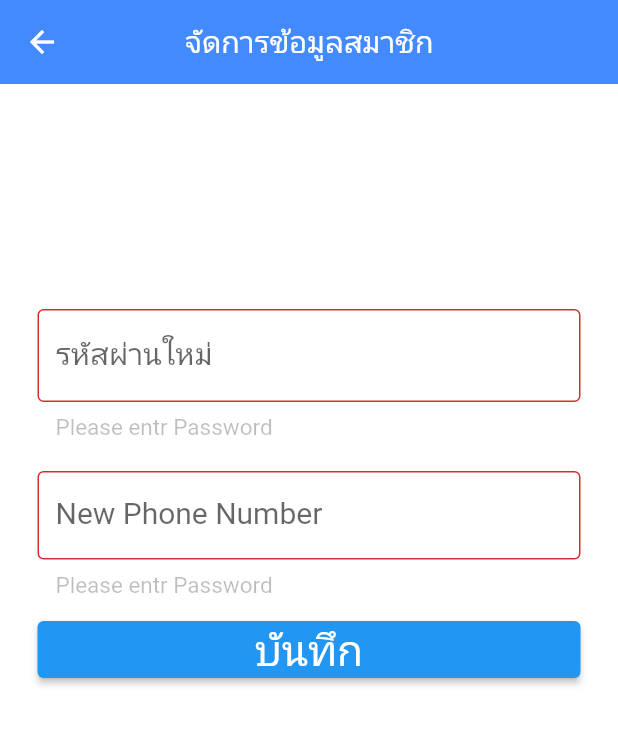
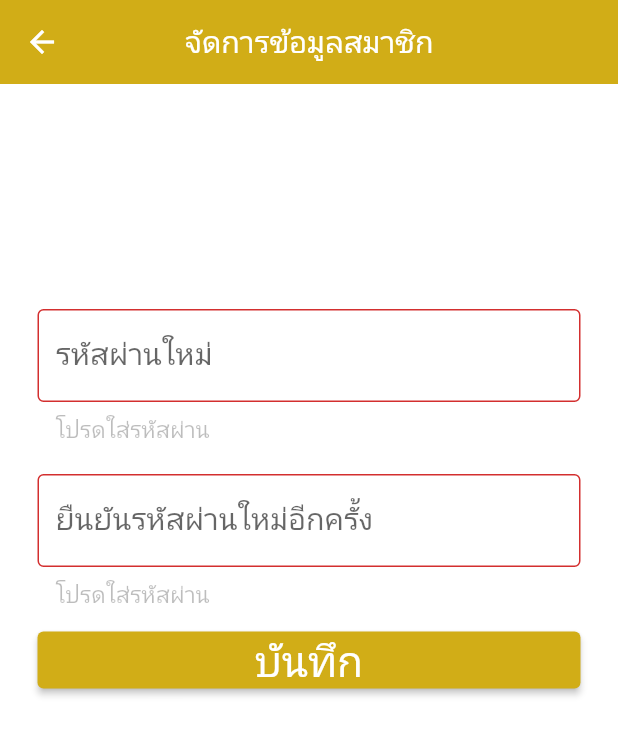
Before and after one commit to Powarut/test_project, a Flutter app: the EditMember screen opened directly, after a tap on "บันทึก", on a phone screen of 412 x 824 dp. Shown: the top 735 px of the screen. Run offline on Flutter 3.47's test engine with Material 2 defaults, Android fonts, the phone set to English and light mode, and no system bars; our stand-ins replace badges, cloud_firestore, firebase_auth, firebase_core, fluttertoast, form_field_validator and 2 more; missing offline and left inert: qrscan; accounts and stored records are empty.

Commit message:
Initial commit

```diff
--- a/lib/Member/Edit Member.dart
+++ b/lib/Member/Edit Member.dart
@@ -1,6 +1,7 @@
 import 'package:firebase_auth/firebase_auth.dart';
 import 'package:flutter/material.dart';
 import 'package:test_project/Member/MemberLogin.dart';
+import 'package:test_project/constants/color.dart';
 
 class EditMember extends StatefulWidget {
   @override
@@ -38,7 +39,7 @@ class _EditMemberState extends State<EditMember> {
   Widget build(BuildContext context) {
     return Scaffold(
       appBar:AppBar(
-        backgroundColor: Colors.blueAccent,
+        backgroundColor: memberColor,
         elevation: 0,
         title: Text(
           'จัดการข้อมูลสมาชิก',
@@ -75,7 +76,7 @@ class _EditMemberState extends State<EditMember> {
                   controller: newPasswordController,
                   validator: (value) {
                     if (value == null || value.isEmpty) {
-                      return 'Please entr Password';
+                      return 'โปรดใส่รหัสผ่าน';
                     }
                     return null;
                   },
@@ -87,8 +88,8 @@ class _EditMemberState extends State<EditMember> {
                   autofocus: false,
                   obscureText: true,
                   decoration: InputDecoration(
-                    labelText: 'New Phone Number',
-                    hintText: 'Plase Phone Number',
+                    labelText: 'ยืนยันรหัสผ่านใหม่อีกครั้ง',
+                    hintText: 'กรุณาป้อนรหัสผ่านใหม่',
                     labelStyle: TextStyle(fontSize: 20.0),
                     border: OutlineInputBorder(),
                     errorStyle:
@@ -97,13 +98,16 @@ class _EditMemberState extends State<EditMember> {
                   controller: newPasswordController,
                   validator: (value) {
                     if (value == null || value.isEmpty) {
-                      return 'Please entr Password';
+                      return 'โปรดใส่รหัสผ่าน';
                     }
                     return null;
                   },
                 ),
               ),
               ElevatedButton(
+                style: ButtonStyle(
+                  backgroundColor: MaterialStateProperty.all<Color>(memberColor),
+                ),
                 onPressed: () {
                   if(_formKey.currentState!.validate()){
                     setState(() {
--- a/lib/Member/QR Code.dart
+++ b/lib/Member/QR Code.dart
@@ -1,5 +1,6 @@
 import 'package:flutter/material.dart';
 import 'package:test_project/Model/qr_create.dart';
+import 'package:test_project/constants/color.dart';
 
 class QRCode extends StatefulWidget {
   @override
@@ -12,6 +13,7 @@ class _QRCodeState extends State<QRCode> {
   Widget build(BuildContext context) {
     return Scaffold(
       appBar: AppBar(
+        backgroundColor: memberColor,
         centerTitle: true,
         title: Text(
           'ยืนยันการรับอาหาร',
--- a/lib/Rider/HomeRider.dart
+++ b/lib/Rider/HomeRider.dart
@@ -29,7 +29,7 @@ class _HomeRiderState extends State<HomeRider>
         backgroundColor: Colors.greenAccent,
         elevation: 0,
         title: Text(
-          'ชื่อพนักงานส่ง',
+          'Home',
           style: TextStyle(color: Colors.white),
         ),
       ),
```
